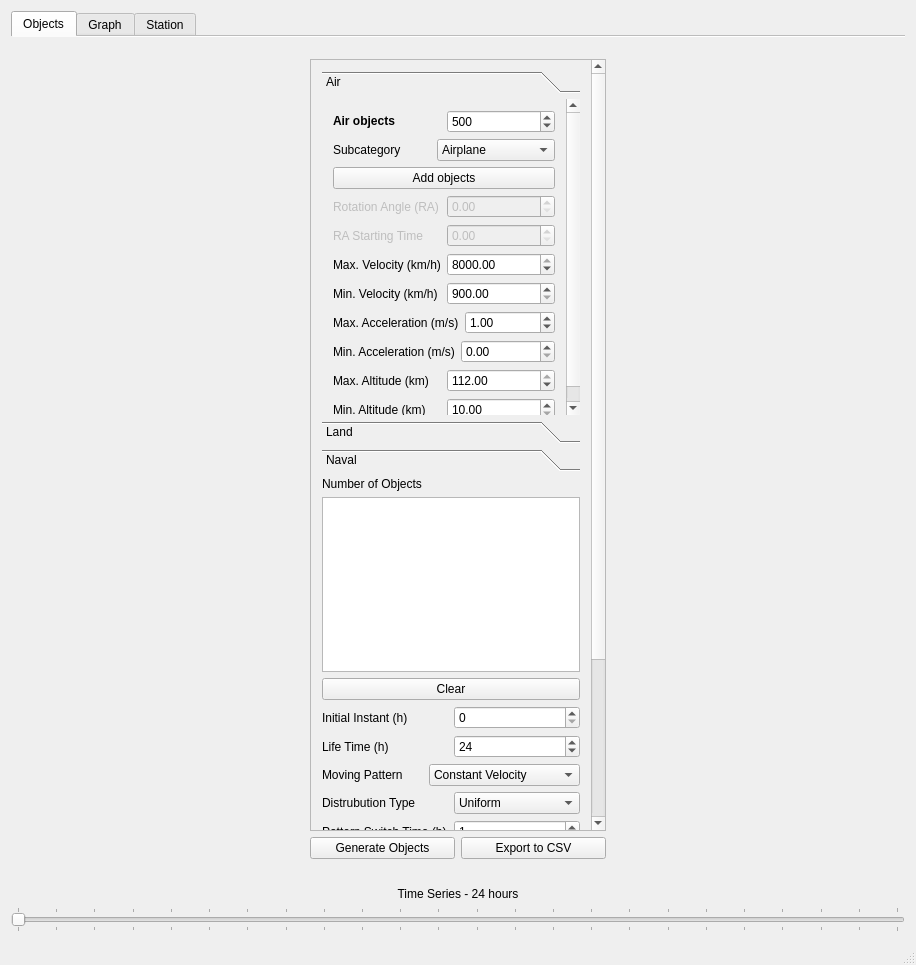
The window that mainwindow.ui (sergiosvieira/mog) describes before a commit, drawn with Qt 5.
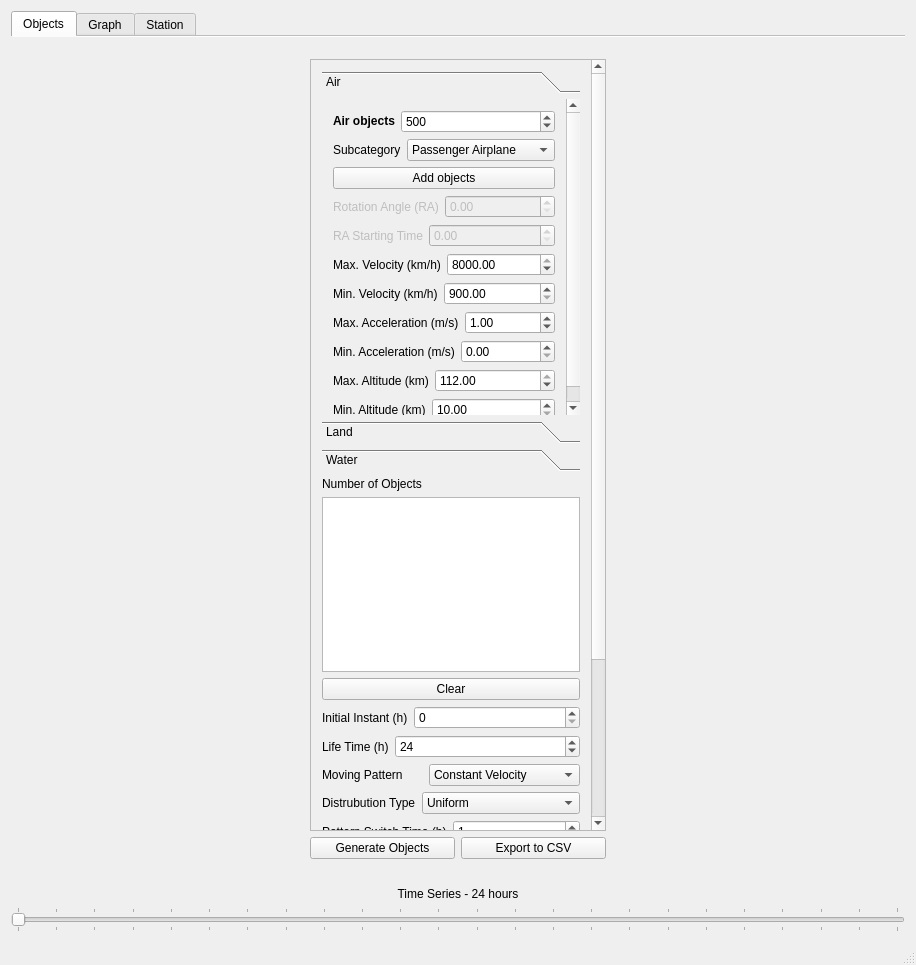
The same window after the commit. The open tabs and pages were chosen to show the change.

What changed in the file:
```diff
--- a/mainwindow.ui
+++ b/mainwindow.ui
@@ -73,10 +73,10 @@
                  <widget class="QWidget" name="scrollAreaWidgetContents">
                   <property name="geometry">
                    <rect>
-                    <x>0</x>
+                    <x>-12</x>
                     <y>0</y>
-                    <width>281</width>
-                    <height>971</height>
+                    <width>301</width>
+                    <height>1056</height>
                    </rect>
                   </property>
                   <layout class="QVBoxLayout" name="verticalLayout_13">
@@ -95,9 +95,9 @@
                       <property name="geometry">
                        <rect>
                         <x>0</x>
-                        <y>0</y>
-                        <width>246</width>
-                        <height>327</height>
+                        <y>-103</y>
+                        <width>262</width>
+                        <height>401</height>
                        </rect>
                       </property>
                       <property name="minimumSize">
@@ -121,6 +121,12 @@
                          </item>
                          <item>
                           <widget class="QSpinBox" name="airSB">
+                           <property name="sizePolicy">
+                            <sizepolicy hsizetype="Minimum" vsizetype="Fixed">
+                             <horstretch>1</horstretch>
+                             <verstretch>0</verstretch>
+                            </sizepolicy>
+                           </property>
                            <property name="maximum">
                             <number>2000</number>
                            </property>
@@ -151,9 +157,20 @@
                          </item>
                          <item>
                           <widget class="QComboBox" name="airComboBox">
+                           <property name="sizePolicy">
+                            <sizepolicy hsizetype="Preferred" vsizetype="Fixed">
+                             <horstretch>1</horstretch>
+                             <verstretch>0</verstretch>
+                            </sizepolicy>
+                           </property>
                            <item>
                             <property name="text">
-                             <string>Airplane</string>
+                             <string>Passenger Airplane</string>
+                            </property>
+                           </item>
+                           <item>
+                            <property name="text">
+                             <string>Exportation Airplane</string>
                             </property>
                            </item>
                            <item>
@@ -209,6 +226,12 @@
                            <property name="enabled">
                             <bool>false</bool>
                            </property>
+                           <property name="sizePolicy">
+                            <sizepolicy hsizetype="Minimum" vsizetype="Fixed">
+                             <horstretch>1</horstretch>
+                             <verstretch>0</verstretch>
+                            </sizepolicy>
+                           </property>
                            <property name="maximum">
                             <double>360.000000000000000</double>
                            </property>
@@ -233,6 +256,12 @@
                            <property name="enabled">
                             <bool>false</bool>
                            </property>
+                           <property name="sizePolicy">
+                            <sizepolicy hsizetype="Minimum" vsizetype="Fixed">
+                             <horstretch>1</horstretch>
+                             <verstretch>0</verstretch>
+                            </sizepolicy>
+                           </property>
                            <property name="maximum">
                             <double>86400.000000000000000</double>
                            </property>
@@ -275,6 +304,12 @@
                          </item>
                          <item>
                           <widget class="QDoubleSpinBox" name="minVelAir">
+                           <property name="sizePolicy">
+                            <sizepolicy hsizetype="Minimum" vsizetype="Fixed">
+                             <horstretch>1</horstretch>
+                             <verstretch>0</verstretch>
+                            </sizepolicy>
+                           </property>
                            <property name="minimum">
                             <double>900.000000000000000</double>
                            </property>
@@ -328,6 +363,12 @@
                          </item>
                          <item>
                           <widget class="QDoubleSpinBox" name="maxAltAir">
+                           <property name="sizePolicy">
+                            <sizepolicy hsizetype="Minimum" vsizetype="Fixed">
+                             <horstretch>1</horstretch>
+                             <verstretch>0</verstretch>
+                            </sizepolicy>
+                           </property>
                            <property name="maximum">
                             <double>112.000000000000000</double>
                            </property>
@@ -349,6 +390,12 @@
                          </item>
                          <item>
                           <widget class="QDoubleSpinBox" name="minAltAir">
+                           <property name="sizePolicy">
+                            <sizepolicy hsizetype="Minimum" vsizetype="Fixed">
+                             <horstretch>1</horstretch>
+                             <verstretch>0</verstretch>
+                            </sizepolicy>
+                           </property>
                            <property name="minimum">
                             <double>10.000000000000000</double>
                            </property>
@@ -514,7 +561,7 @@
                        </rect>
                       </property>
                       <attribute name="label">
-                       <string>Naval</string>
+                       <string>Water</string>
                       </attribute>
                       <layout class="QVBoxLayout" name="verticalLayout_11">
                        <item>
@@ -759,6 +806,12 @@
                      </item>
                      <item>
                       <widget class="QSpinBox" name="initTime">
+                       <property name="sizePolicy">
+                        <sizepolicy hsizetype="Minimum" vsizetype="Fixed">
+                         <horstretch>1</horstretch>
+                         <verstretch>0</verstretch>
+                        </sizepolicy>
+                       </property>
                        <property name="maximum">
                         <number>24</number>
                        </property>
@@ -777,6 +830,12 @@
                      </item>
                      <item>
                       <widget class="QSpinBox" name="lifeTime">
+                       <property name="sizePolicy">
+                        <sizepolicy hsizetype="Minimum" vsizetype="Fixed">
+                         <horstretch>1</horstretch>
+                         <verstretch>0</verstretch>
+                        </sizepolicy>
+                       </property>
                        <property name="maximum">
                         <number>72</number>
                        </property>
@@ -828,6 +887,12 @@
                      </item>
                      <item>
                       <widget class="QComboBox" name="cmbTypeDistribution">
+                       <property name="sizePolicy">
+                        <sizepolicy hsizetype="Preferred" vsizetype="Fixed">
+                         <horstretch>1</horstretch>
+                         <verstretch>0</verstretch>
+                        </sizepolicy>
+                       </property>
                        <property name="currentText">
                         <string notr="true">Uniform</string>
                        </property>
@@ -874,6 +939,12 @@
                      </item>
                      <item>
                       <widget class="QSpinBox" name="spinBoxAirPST">
+                       <property name="sizePolicy">
+                        <sizepolicy hsizetype="Minimum" vsizetype="Fixed">
+                         <horstretch>1</horstretch>
+                         <verstretch>0</verstretch>
+                        </sizepolicy>
+                       </property>
                        <property name="maximum">
                         <number>24</number>
                        </property>
```
Left out of the diff: 262 changed lines with no effect on the pictures.
